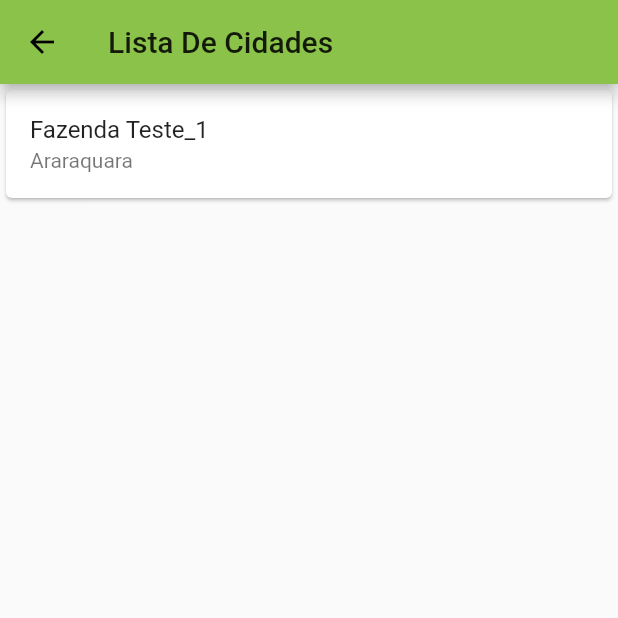
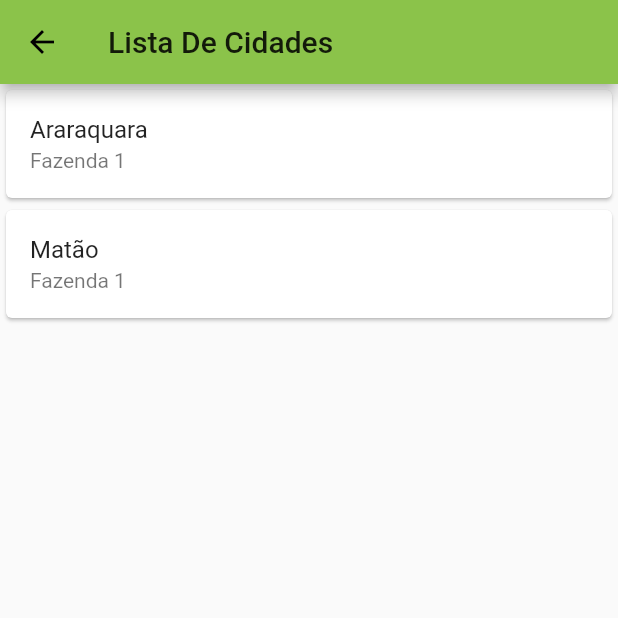
Before and after one commit to ceambros/SDM-fatores_climatologicos, a Flutter app: the screen it shows after launch, after a tap on "Login", on a phone screen of 412 x 824 dp, the top half of it. Run offline on Flutter 3.47's test engine with Material 2 defaults, Android fonts, the light colour scheme and no system bars; our stand-ins replace sqflite; missing offline and left inert: http_interceptor; accounts and stored records are empty.

Commit message:
Versão final

```diff
--- a/lib/main.dart
+++ b/lib/main.dart
@@ -1,9 +1,13 @@
 import 'package:flutter/material.dart';
+import 'package:sdm_fatores_climatologicos/http/web_client.dart';
 import 'package:sdm_fatores_climatologicos/screens/cidades_list.dart';
 import 'package:sdm_fatores_climatologicos/screens/login.dart';
 
 void main() {
   runApp(AppFatoresClimatologicos());
+  //find('araraquara').then((dado) => print(dado));
+  //find('matao');
+  //find('ribpreto');
 }
 
 class AppFatoresClimatologicos extends StatelessWidget {
--- a/lib/screens/cidades_list.dart
+++ b/lib/screens/cidades_list.dart
@@ -1,4 +1,5 @@
 import 'package:flutter/material.dart';
+import 'package:sdm_fatores_climatologicos/screens/dados_list.dart';
 
 class CidadesList extends StatelessWidget {
   @override
@@ -11,8 +12,28 @@ class CidadesList extends StatelessWidget {
         children: [
           Card(
             child: ListTile(
-              title: Text("Fazenda Teste_1"),
-              subtitle: Text("Araraquara"),
+              onTap: () => {
+                Navigator.of(context).push(
+                  MaterialPageRoute(
+                    builder: (context) => DadosList('araraquara'),
+                  ),
+                ),
+              },
+              title: Text("Araraquara"),
+              subtitle: Text("Fazenda 1"),
+            ),
+          ),
+          Card(
+            child: ListTile(
+              onTap: () => {
+                Navigator.of(context).push(
+                  MaterialPageRoute(
+                    builder: (context) => DadosList('matao'),
+                  ),
+                ),
+              },
+              title: Text("Matão"),
+              subtitle: Text("Fazenda 1"),
             ),
           )
         ],
--- a/lib/screens/login.dart
+++ b/lib/screens/login.dart
@@ -1,5 +1,6 @@
 import 'package:flutter/material.dart';
 import 'package:sdm_fatores_climatologicos/screens/cidades_list.dart';
+import 'package:sdm_fatores_climatologicos/screens/dados_list.dart';
 
 class Login extends StatefulWidget {
   Login({Key key, this.title}) : super(key: key);
@@ -42,7 +43,7 @@ class _LoginState extends State<Login> {
               height: 60,
               width: double.maxFinite,
               child: RaisedButton(
-                child: const  Text("Login", style: TextStyle(fontSize: 20)),
+                child: const Text("Login", style: TextStyle(fontSize: 20)),
                 onPressed: () {
                   Navigator.of(context).push(
                     MaterialPageRoute(
@@ -50,7 +51,6 @@ class _LoginState extends State<Login> {
                     ),
                   );
                 },
-
               ),
             ),
           )
--- a/pubspec.yaml
+++ b/pubspec.yaml
@@ -23,6 +23,10 @@ environment:
 dependencies:
   flutter:
     sdk: flutter
+  sqflite: ^1.3.0
+  path:
+  http:
+  http_interceptor:
 
 
   # The following adds the Cupertino Icons font to your application.
```
Also changed, not shown: lib/database/app_database.dart (added, +13 -0 lines), lib/http/web_client.dart (added, +43 -0 lines), lib/models/dados_meteorologicos.dart (added, +12 -0 lines), lib/screens/dados_list.dart (added, +72 -0 lines), pubspec.lock.
